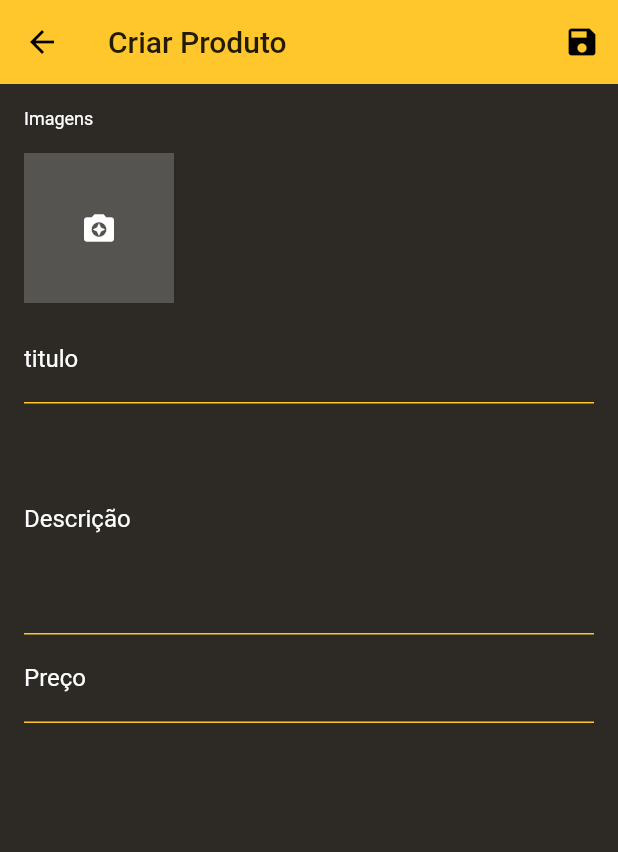
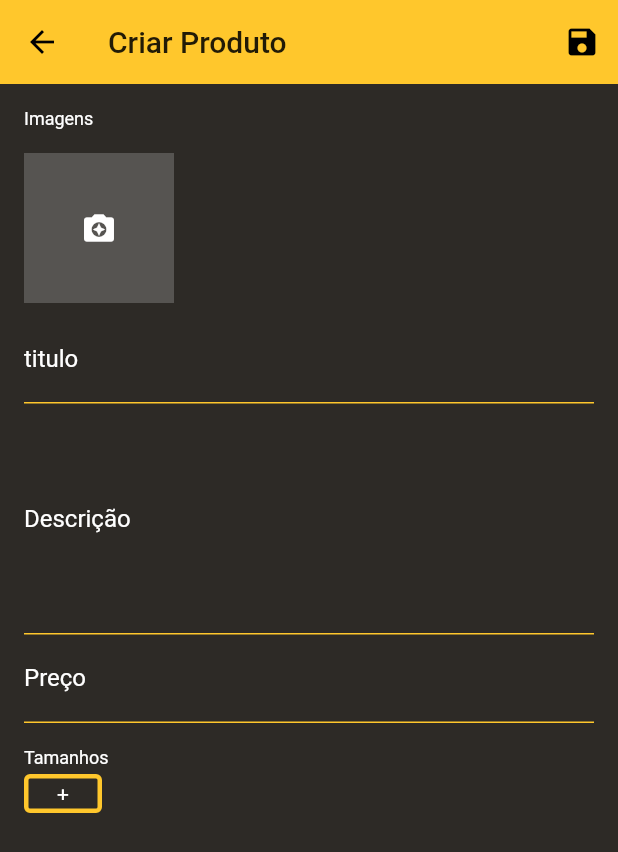
Before and after one commit to YuriLuis/gerenciamento_loja_virtual_flutter, a Flutter app: the ProductScreen screen opened directly, on a phone screen of 412 x 824 dp. Shown: the top 852 px of the screen. Run offline on Flutter 3.47's test engine with Material 2 defaults, Android fonts, the phone set to English and light mode, and no system bars; our stand-ins replace cloud_firestore, firebase_auth, firebase_storage, flutter_speed_dial, image_cropper, image_picker and 1 more; missing offline and left inert: bloc_pattern; accounts and stored records are empty.

Commit message:
Aula 253 Criando o widget de tamanhos

```diff
--- a/lib/blocs/orders_bloc.dart
+++ b/lib/blocs/orders_bloc.dart
@@ -39,7 +39,7 @@ class OrdersBloc extends BlocBase {
             break;
         }
       });
-      _sort();
+     _sort();
     });
   }
 
--- a/lib/screens/product_screen.dart
+++ b/lib/screens/product_screen.dart
@@ -1,6 +1,7 @@
 import 'package:admin_loja_virtual/blocs/products_bloc.dart';
 import 'package:admin_loja_virtual/validators/product_validator.dart';
 import 'package:admin_loja_virtual/widgets/images_widget.dart';
+import 'package:admin_loja_virtual/widgets/product_sizes.dart';
 import 'package:cloud_firestore/cloud_firestore.dart';
 import 'package:flutter/material.dart';
 
@@ -137,7 +138,22 @@ class _ProductScreenState extends State<ProductScreen> with ProductValidator {
                           onSaved: _productBloc.savePrice,
                           // ignore: missing_return
                           validator: validatePrice,
-                        )
+                        ),
+                        SizedBox(
+                          height: 16,
+                        ),
+                        Text(
+                          'Tamanhos',
+                          style: TextStyle(color: Colors.white, fontSize: 12),
+                        ),
+                        ProductSizes(initialValue: snapshot.data['sizes'],
+                        onSaved: (s){
+
+                        },
+                        // ignore: missing_return
+                        validator: (s){
+
+                        },)
                       ],
                     );
                   }
--- a/lib/tabs/orders_tab.dart
+++ b/lib/tabs/orders_tab.dart
@@ -32,7 +32,6 @@ class OrdersTab extends StatelessWidget {
                 itemCount: snapshot.data.length,
               );
             }
-
           }),
     );
   }
--- a/lib/widgets/category_tile.dart
+++ b/lib/widgets/category_tile.dart
@@ -33,6 +33,10 @@ class CategoryTile extends StatelessWidget {
                   : Column(
                       children: snapshot.data.documents.map((doc){
                         if(_primeiraImagem.isEmpty){
+                          _primeiraImagem = "";
+                          _primeiraImagem = doc.data['images'][0];
+                        }else {
+                          _primeiraImagem = "";
                           _primeiraImagem = doc.data['images'][0];
                         }
                         return ListTile(
--- /dev/null
+++ b/lib/widgets/product_sizes.dart
@@ -0,0 +1,58 @@
+import 'package:flutter/material.dart';
+
+class ProductSizes extends FormField<List> {
+  ProductSizes(
+  {
+    List initialValue,
+    FormFieldSetter<List> onSaved,
+    FormFieldValidator<List> validator
+}) : super(
+    initialValue: initialValue,
+    onSaved: onSaved,
+    validator: validator,
+    // ignore: missing_return
+    builder: (state){
+      return SizedBox(
+        height: 34,
+        child: GridView(
+          padding: EdgeInsets.symmetric(vertical: 4),
+          scrollDirection: Axis.horizontal,
+          gridDelegate: SliverGridDelegateWithFixedCrossAxisCount(
+            crossAxisCount: 1,
+            mainAxisSpacing: 8,
+            childAspectRatio: 0.5
+          ),
+          children: state.value.map((text){
+            return GestureDetector(
+              onLongPress: (){
+                state.didChange(state.value..remove(text));
+              },
+              child: Container(
+                decoration: BoxDecoration(
+                  borderRadius: BorderRadius.all(Radius.circular(4)),
+                  border: Border.all(color: Color.fromRGBO(255, 199, 44, 1.0), width: 3),
+                ),
+                alignment: Alignment.center,
+                child: Text(text, style: TextStyle(color: Colors.white),),
+              ),
+            );
+          }).toList()..add(
+              GestureDetector(
+                onTap: (){
+
+                },
+                child: Container(
+                  decoration: BoxDecoration(
+                    borderRadius: BorderRadius.all(Radius.circular(4)),
+                    border: Border.all(color: Color.fromRGBO(255, 199, 44, 1.0), width: 3),
+                  ),
+                  alignment: Alignment.center,
+                  child: Text('+', style: TextStyle(color: Colors.white),),
+                ),
+              )
+          ),
+        ),
+      );
+    }
+  );
+}
```
